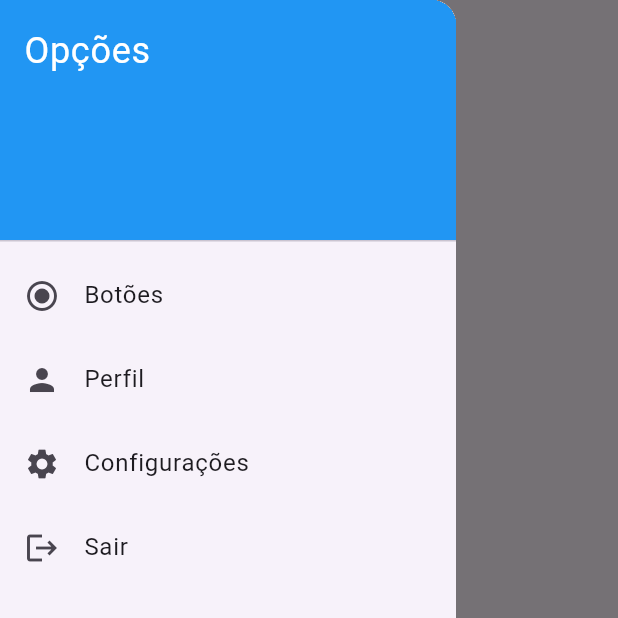
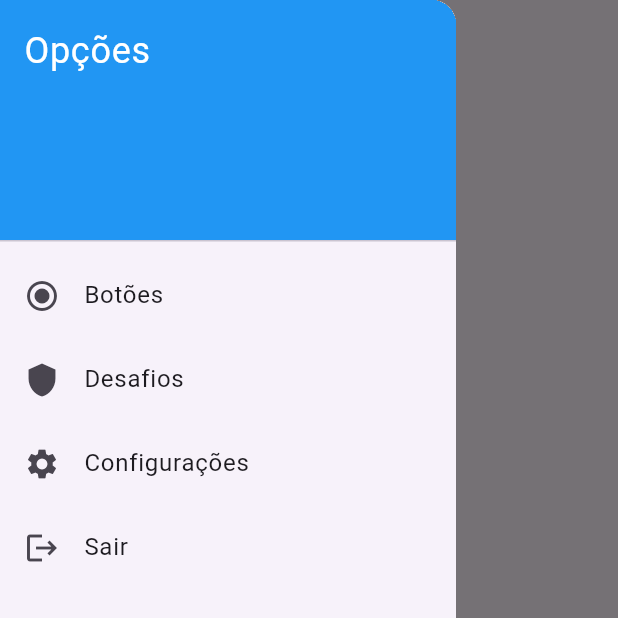
Before and after one commit to Mathprimus/app_estudo_flutter, a Flutter app: the screen it shows after launch, with the side drawer open, on a phone screen of 412 x 824 dp, the top half of it. Run offline on Flutter 3.47's test engine with Material 3 defaults, Android fonts, the phone set to English and light mode, and no system bars.

Commit message:
desafios

```diff
--- a/lib/screens/menu_screen.dart
+++ b/lib/screens/menu_screen.dart
@@ -39,8 +39,8 @@ class _MenuScreenState extends State<MenuScreen> {
               },
             ),
             ListTile(
-              leading: Icon(Icons.person),
-              title: Text('Perfil'),
+              leading: Icon(Icons.shield),
+              title: Text('Desafios'),
               onTap: () {
                 // Navegar ou fazer algo
                 Navigator.pop(context);
```
Also changed, not shown: lib/screens/desafios/desafios_sreen.dart (added, +35 -0 lines), lib/screens/desafios/numeros/desafio1.dart (added, +15 -0 lines).
